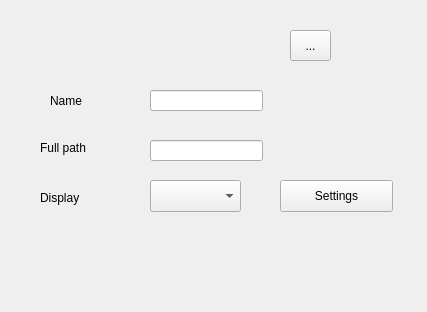
Before: the Qt Designer form apps/settings/browser/Displays.ui in OpenFairWind/fairwindplusplus, drawn with Qt 5.
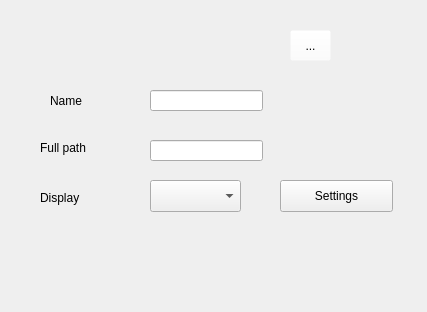
After: the same form once the commit is applied.

What changed in the file:
```diff
--- a/apps/settings/browser/Displays.ui
+++ b/apps/settings/browser/Displays.ui
@@ -22,6 +22,9 @@
      <height>31</height>
     </rect>
    </property>
+   <property name="styleSheet">
+    <string notr="true">background-color: rgba(255, 255, 255, 0);</string>
+   </property>
    <property name="text">
     <string>...</string>
    </property>
```
Left out of the diff: 9 changed lines with no effect on the pictures.
